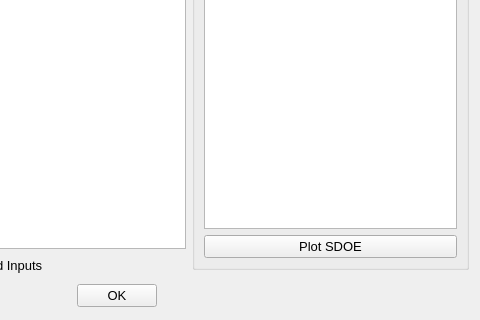
Qt form foqus_lib/gui/sdoe/sdoePreview_UI.ui (CCSI-Toolset/FOQUS) before a commit; both pictures show x 246 to 726 and y 179 to 499 of the 726 by 499 pixel window.
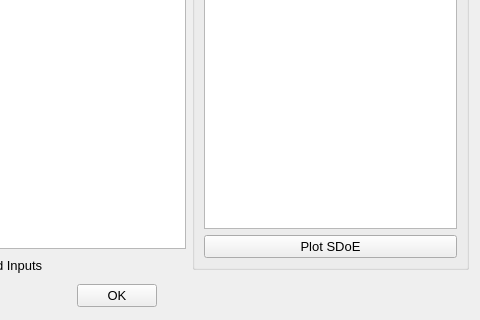
The same form after that commit.

Patch:
```diff
--- a/foqus_lib/gui/sdoe/sdoePreview_UI.ui
+++ b/foqus_lib/gui/sdoe/sdoePreview_UI.ui
@@ -110,7 +110,7 @@
            <string>&lt;html&gt;&lt;head/&gt;&lt;body&gt;&lt;p&gt;&lt;span style=&quot; font-family:'Calibri'; font-size:12pt; color:#000000;&quot;&gt;Create pairwise scatterplots and histograms for all selected columns&lt;/span&gt;&lt;/p&gt;&lt;/body&gt;&lt;/html&gt;</string>
           </property>
           <property name="text">
-           <string>Plot SDOE</string>
+           <string>Plot SDoE</string>
           </property>
          </widget>
         </item>
```
